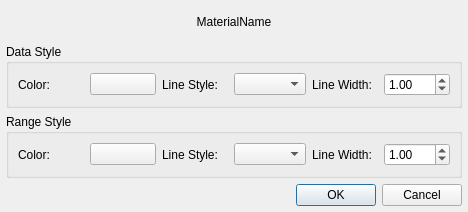
HEXRD/hexrdgui, file hexrd/ui/resources/ui/overlay_style_picker.ui: the form before one commit.
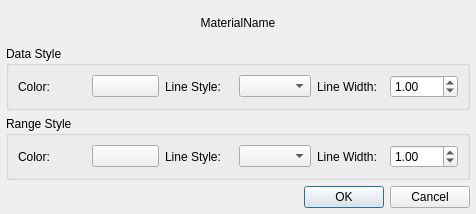
The form after the commit.

Commit message:
Remove button defaults from dialog widgets
* For buttons in .ui file, clear the autoDefault flag
* For QButtonBox buttons, add an EnterKeyFilter class to filter out
  <Enter> key events.

What changed in the file:
```diff
--- a/hexrd/ui/resources/ui/overlay_style_picker.ui
+++ b/hexrd/ui/resources/ui/overlay_style_picker.ui
@@ -6,8 +6,8 @@
    <rect>
     <x>0</x>
     <y>0</y>
-    <width>468</width>
-    <height>212</height>
+    <width>476</width>
+    <height>214</height>
    </rect>
   </property>
   <layout class="QGridLayout" name="gridLayout">
@@ -65,6 +65,9 @@
         <property name="text">
          <string/>
         </property>
+        <property name="autoDefault">
+         <bool>false</bool>
+        </property>
        </widget>
       </item>
       <item row="0" column="5">
@@ -107,6 +110,9 @@
         <property name="text">
          <string/>
         </property>
+        <property name="autoDefault">
+         <bool>false</bool>
+        </property>
        </widget>
       </item>
       <item row="0" column="0">
```
The commit also changes 15 other files.
